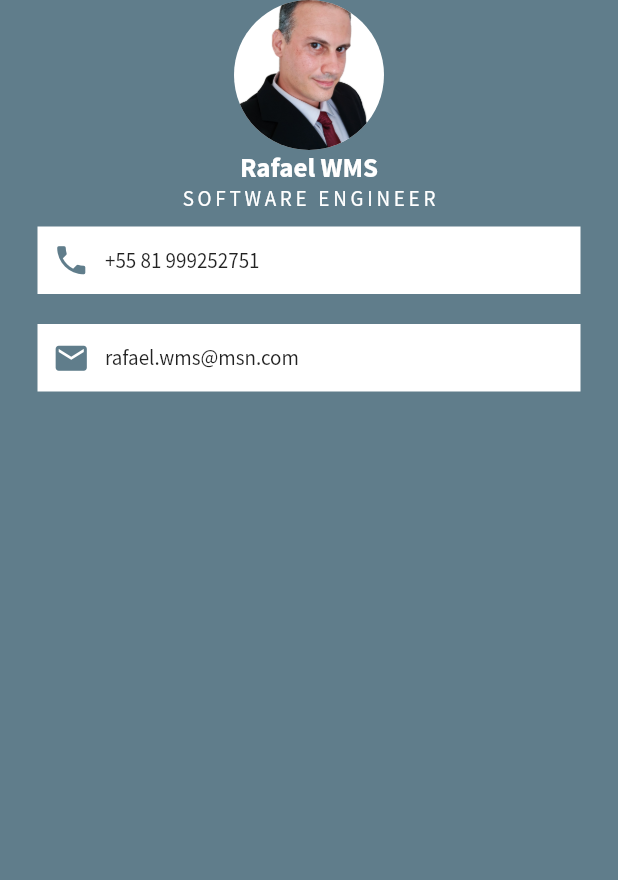
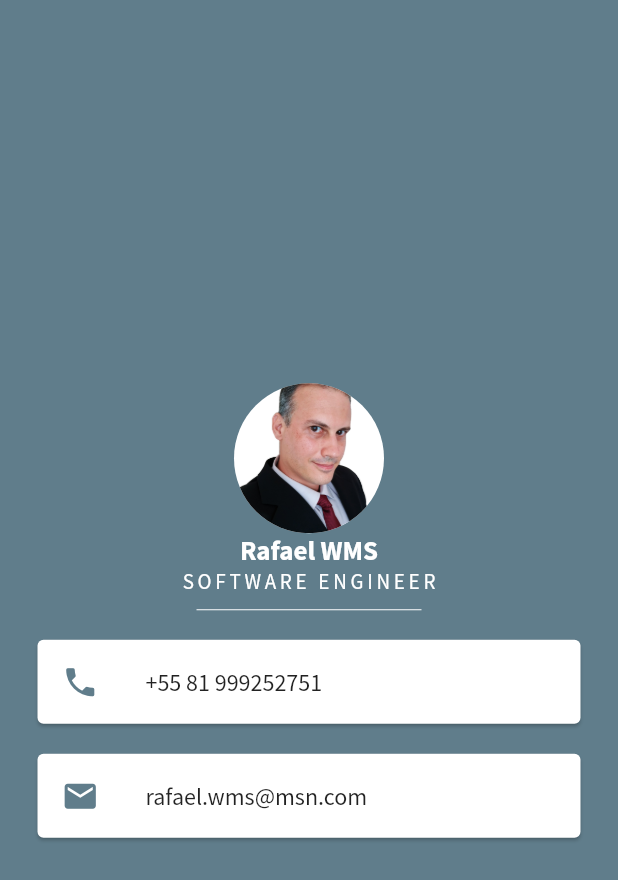
Before and after one commit to rafaelwms/container_app_flutter, a Flutter app: the screen it shows after launch, on a phone screen of 412 x 824 dp. Shown: the top 880 px of the screen. Run offline on Flutter 3.47's test engine with Material 2 defaults, Android fonts, the phone set to English and light mode, and no system bars.

Commit message:
Lesson 48

```diff
--- a/lib/main.dart
+++ b/lib/main.dart
@@ -12,6 +12,7 @@ class MyApp extends StatelessWidget {
         backgroundColor: Colors.blueGrey,
         body: SafeArea(
           child: Column(
+            mainAxisAlignment: MainAxisAlignment.center,
             children: <Widget>[
               CircleAvatar(
                 radius: 50.0,
@@ -35,56 +36,49 @@ class MyApp extends StatelessWidget {
                     letterSpacing: 2.5,
                     fontWeight: FontWeight.normal),
               ),
-              Container(
-                padding: EdgeInsets.all(10.0),
+              SizedBox(
+                height: 20.0,
+                width: 150.0,
+                child: Divider(
                   color: Colors.white,
+                ),
+              ),
+              Card(
                 margin: EdgeInsets.symmetric(
                   vertical: 10.0,
                   horizontal: 25.0,
                 ),
-                child: Row(
-                  children: <Widget>[
-                    Icon(
+                child: ListTile(
+                  leading: Icon(
                     Icons.phone,
                     size: 25.0,
                     color: Colors.blueGrey,
                   ),
-                    SizedBox(
-                      width: 10.0,
-                    ),
-                    Text(
+                  title: Text(
                     '+55 81 999252751',
                     style: TextStyle(
                       fontFamily: 'Source Sans Pro',
                     ),
                   ),
-                  ],
                 ),
               ),
-              Container(
-                padding: EdgeInsets.all(10.0),
-                color: Colors.white,
+              Card(
                 margin: EdgeInsets.symmetric(
                   vertical: 10.0,
                   horizontal: 25.0,
                 ),
-                child: Row(
-                  children: <Widget>[
-                    Icon(
+                child: ListTile(
+                  leading: Icon(
                     Icons.email,
                     size: 25.0,
                     color: Colors.blueGrey,
                   ),
-                    SizedBox(
-                      width: 10.0,
-                    ),
-                    Text(
+                  title: Text(
                     'rafael.wms@msn.com',
                     style: TextStyle(
                       fontFamily: 'Source Sans Pro',
                     ),
                   ),
-                  ],
                 ),
               ),
             ],
```
Lines whose indentation alone changed are shown as unchanged.
